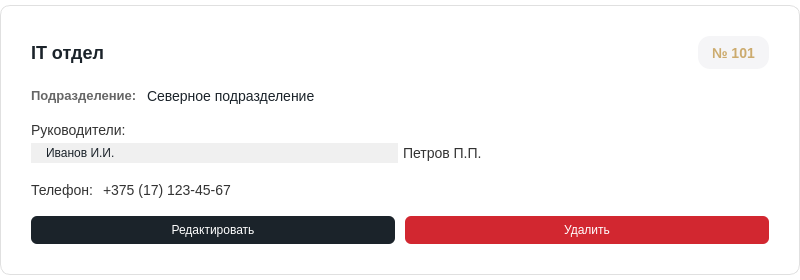
This is ui/settings/departments/department_card.ui in lerakaplich/TaskPlanner2 as Qt 5 draws it before an edit. The edited form follows.
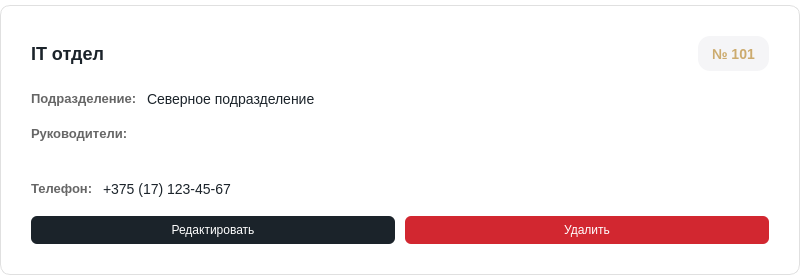
This is the edited form.

The edit to the form file:
```diff
--- a/ui/settings/departments/department_card.ui
+++ b/ui/settings/departments/department_card.ui
@@ -46,22 +46,38 @@
     padding: 3px 10px;
     border-radius: 12px;
 }
-QLabel#sectionLabel {
+QLabel#divisionSectionLabel {
     font-size: 13px;
     color: #666;
     font-weight: bold;
     background-color: white;
 }
-QLabel#valueLabel {
+QLabel#divisionValueLabel {
     color: #1B232A;
     background-color: white;
 }
+QLabel#bossesSectionLabel {
+    font-size: 13px;
+    color: #666;
+    font-weight: bold;
+    background-color: white;
+}
 QLabel#bossLabel {
     background-color: #F0F0F0;
     padding: 3px 12px;
     border-radius: 12px;
     font-size: 12px;
     color: #1B232A;
+}
+QLabel#phoneSectionLabel {
+    font-size: 13px;
+    color: #666;
+    font-weight: bold;
+    background-color: white;
+}
+QLabel#phoneValueLabel {
+    color: #1B232A;
+    background-color: white;
 }</string>
   </property>
   <layout class="QVBoxLayout" name="verticalLayout">
@@ -114,14 +130,14 @@
    <item>
     <layout class="QHBoxLayout" name="divisionLayout">
      <item>
-      <widget class="QLabel" name="sectionLabel">
+      <widget class="QLabel" name="divisionSectionLabel">
        <property name="text">
         <string>Подразделение:</string>
        </property>
       </widget>
      </item>
      <item>
-      <widget class="QLabel" name="valueLabel">
+      <widget class="QLabel" name="divisionValueLabel">
        <property name="text">
         <string>Северное подразделение</string>
        </property>
@@ -148,7 +164,7 @@
       <number>5</number>
      </property>
      <item>
-      <widget class="QLabel" name="sectionLabel">
+      <widget class="QLabel" name="bossesSectionLabel">
        <property name="text">
         <string>Руководители:</string>
        </property>
@@ -172,20 +188,6 @@
         <property name="bottomMargin">
          <number>0</number>
         </property>
-        <item>
-         <widget class="QLabel" name="bossLabel">
-          <property name="text">
-           <string>Иванов И.И.</string>
-          </property>
-         </widget>
-        </item>
-        <item>
-         <widget class="QLabel" name="bossLabel">
-          <property name="text">
-           <string>Петров П.П.</string>
-          </property>
-         </widget>
-        </item>
        </layout>
       </widget>
      </item>
@@ -194,14 +196,14 @@
    <item>
     <layout class="QHBoxLayout" name="phoneLayout">
      <item>
-      <widget class="QLabel" name="sectionLabel">
+      <widget class="QLabel" name="phoneSectionLabel">
        <property name="text">
         <string>Телефон:</string>
        </property>
       </widget>
      </item>
      <item>
-      <widget class="QLabel" name="valueLabel">
+      <widget class="QLabel" name="phoneValueLabel">
        <property name="styleSheet">
         <string notr="true">background-color: white;</string>
        </property>
@@ -244,7 +246,7 @@
     color: white;
     border: none;
     border-radius: 6px;
-    padding: 0px 12px;   /* вертикальный padding убрали */
+    padding: 0px 12px;
     font-size: 12px;
     min-height: 28px;
     max-height: 28px;
@@ -279,7 +281,7 @@
     color: white;
     border: none;
     border-radius: 6px;
-    padding: 0px 12px;   /* вертикальный padding убрали */
+    padding: 0px 12px;
     font-size: 12px;
     min-height: 28px;
     max-height: 28px;
```
